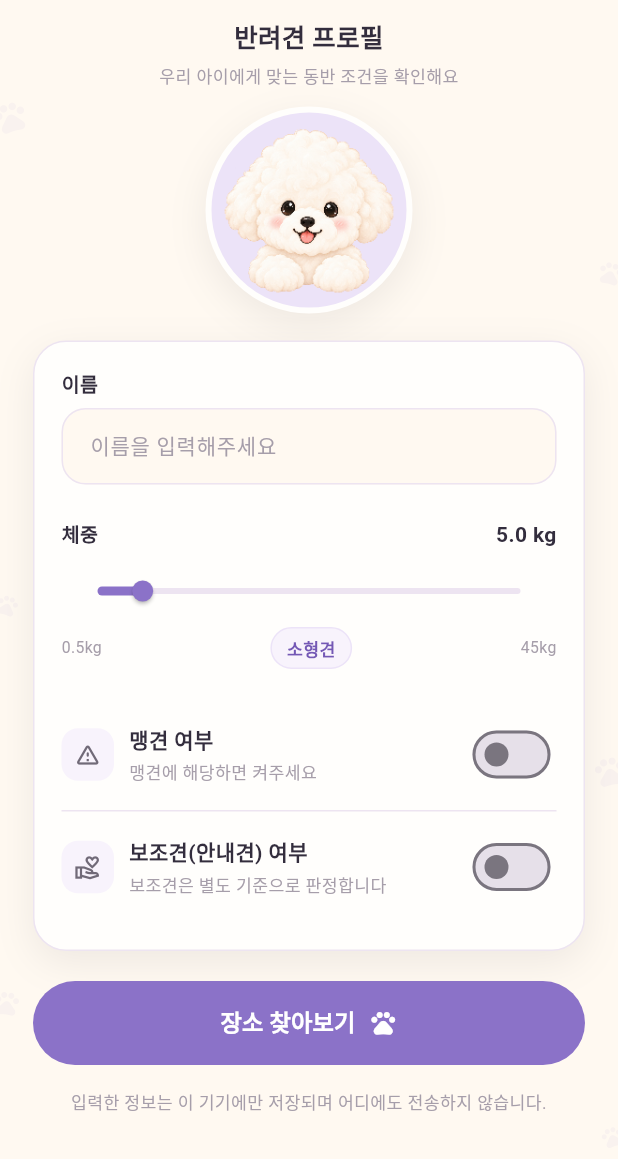
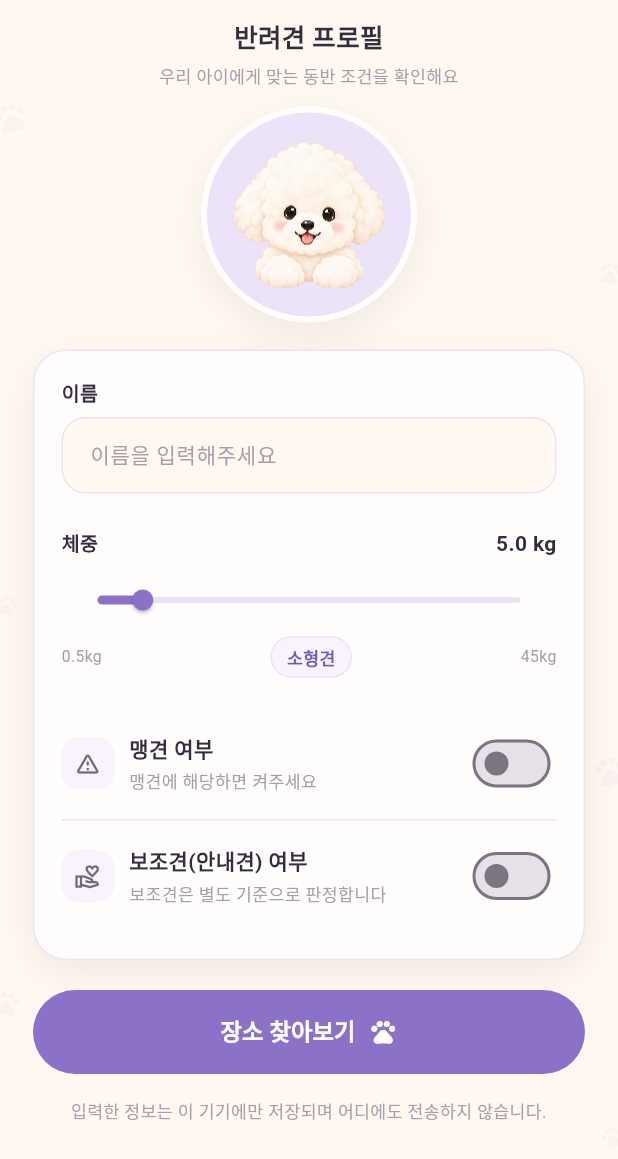
Before and after one commit to GuguGaewoo/petpass, a Flutter app: the ProfileScreen screen opened directly with empty values, on a phone screen of 412 x 824 dp. Shown: the top 1159 px of the screen. Run offline on Flutter 3.47's test engine with Material 3 defaults, Android fonts, the phone set to English and light mode, and no system bars; our stand-ins replace shared_preferences, supabase_flutter, web; missing offline and left inert: dart:js_interop, dart:ui_web, flutter_naver_map; accounts and stored records are empty.

Commit message:
style: give profile mascot safe avatar padding

```diff
--- a/app/lib/presentation/profile/profile_screen.dart
+++ b/app/lib/presentation/profile/profile_screen.dart
@@ -361,9 +361,10 @@ class _PetAvatar extends StatelessWidget {
   Widget build(BuildContext context) {
     return Center(
       child: Container(
-        width: 138,
-        height: 138,
-        padding: const EdgeInsets.all(5),
+        width: 144,
+        height: 144,
+        alignment: Alignment.center,
+        padding: const EdgeInsets.all(8),
         decoration: BoxDecoration(
           color: T.brandSoft,
           shape: BoxShape.circle,
@@ -371,7 +372,7 @@ class _PetAvatar extends StatelessWidget {
           boxShadow: T.softShadow,
         ),
         child: const PetPassMascot(
-          size: 128,
+          size: 108,
           kind: PetPassMascotKind.profile,
         ),
       ),
```
